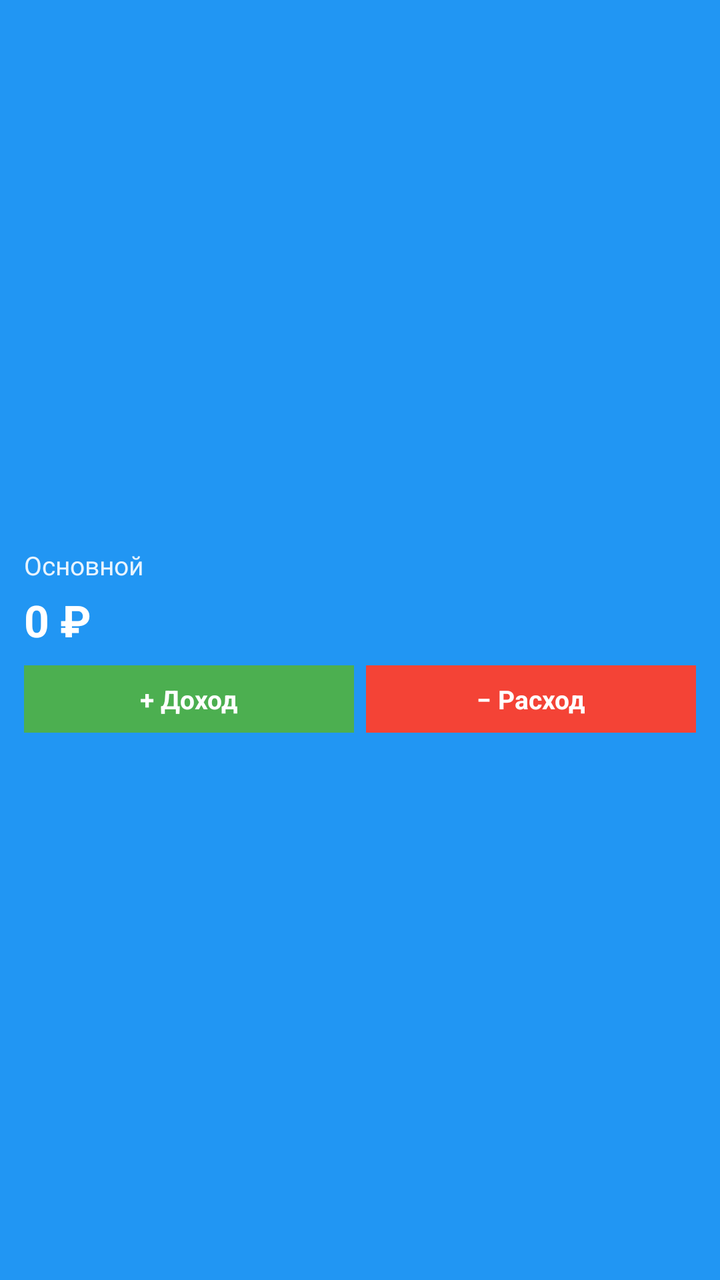
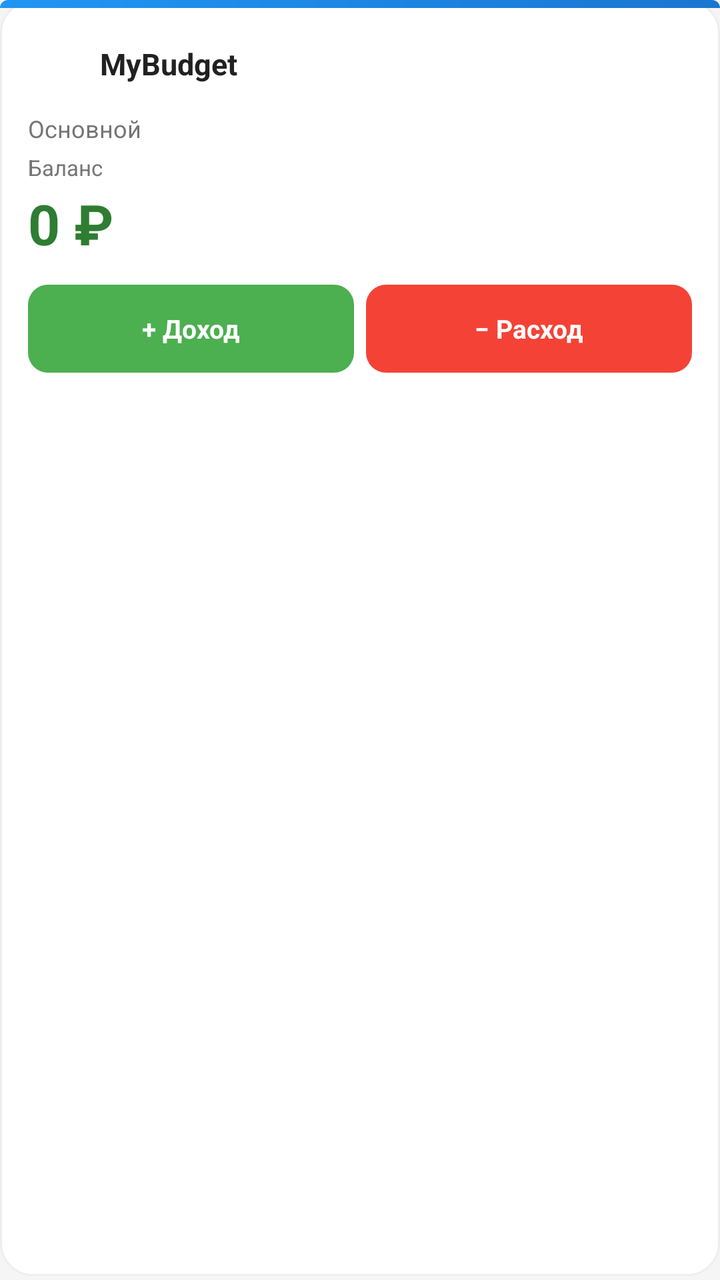

Before-and-after screenshots of an Android layout around one commit, followed by the original layout XML and the change that was made.
<!-- AndroidManifest.xml: application theme Theme.MyBudget -->
<!-- res/layout/widget_budget.xml -->
<?xml version="1.0" encoding="utf-8"?>
<LinearLayout xmlns:android="http://schemas.android.com/apk/res/android"
    android:gravity="center_vertical"
    android:orientation="vertical"
    android:id="@+id/widgetRoot"
    android:background="@color/budget_blue"
    android:padding="@dimen/space_12"
    android:layout_width="match_parent"
    android:layout_height="match_parent">
    <TextView
        android:textSize="13sp"
        android:textColor="@color/white"
        android:id="@+id/widgetBudgetName"
        android:layout_width="match_parent"
        android:layout_height="wrap_content"
        android:text="@string/budget_profiles_default_name"
        android:alpha="0.9"/>
    <TextView
        android:textSize="22sp"
        android:textStyle="bold"
        android:textColor="@color/white"
        android:id="@+id/widgetBalance"
        android:layout_width="match_parent"
        android:layout_height="wrap_content"
        android:layout_marginTop="@dimen/space_4"
        android:text="@string/budget_balance_zero"/>
    <LinearLayout
        android:orientation="horizontal"
        android:layout_width="match_parent"
        android:layout_height="wrap_content"
        android:layout_marginTop="@dimen/space_8">
        <TextView
            android:textSize="13sp"
            android:textStyle="bold"
            android:textColor="@color/white"
            android:gravity="center"
            android:id="@+id/widgetIncomeButton"
            android:background="@color/income_green"
            android:paddingTop="@dimen/space_8"
            android:paddingBottom="@dimen/space_8"
            android:layout_width="0dp"
            android:layout_height="wrap_content"
            android:text="@string/shortcut_income"
            android:layout_weight="1"
            android:layout_marginEnd="@dimen/space_6"
            android:paddingVertical="@dimen/space_8"/>
        <TextView
            android:textSize="13sp"
            android:textStyle="bold"
            android:textColor="@color/white"
            android:gravity="center"
            android:id="@+id/widgetExpenseButton"
            android:background="@color/expense_red"
            android:paddingTop="@dimen/space_8"
            android:paddingBottom="@dimen/space_8"
            android:layout_width="0dp"
            android:layout_height="wrap_content"
            android:text="@string/shortcut_expense"
            android:layout_weight="1"
            android:paddingVertical="@dimen/space_8"/>
    </LinearLayout>
</LinearLayout>
<!-- resources referenced by this layout -->
<resources>
  <color name="budget_blue">#2196f3</color>
  <dimen name="space_8">8dp</dimen>
  <!-- unchanged entries left out for length: 19 -->
</resources>

<!-- the commit's change to res/layout/widget_budget.xml (unified diff, before → after) -->
@@ -1,62 +1,110 @@
 <?xml version="1.0" encoding="utf-8"?>
 <LinearLayout xmlns:android="http://schemas.android.com/apk/res/android"
-    android:gravity="center_vertical"
-    android:orientation="vertical"
     android:id="@+id/widgetRoot"
-    android:background="@color/budget_blue"
-    android:padding="@dimen/space_12"
     android:layout_width="match_parent"
-    android:layout_height="match_parent">
-    <TextView
-        android:textSize="13sp"
-        android:textColor="@color/white"
-        android:id="@+id/widgetBudgetName"
+    android:layout_height="match_parent"
+    android:background="@drawable/widget_card_bg"
+    android:orientation="vertical">
+
+    <View
+        android:layout_width="match_parent"
+        android:layout_height="4dp"
+        android:background="@drawable/widget_accent_bar" />
+
+    <LinearLayout
         android:layout_width="match_parent"
         android:layout_height="wrap_content"
-        android:text="@string/budget_profiles_default_name"
-        android:alpha="0.9"/>
-    <TextView
-        android:textSize="22sp"
-        android:textStyle="bold"
-        android:textColor="@color/white"
-        android:id="@+id/widgetBalance"
-        android:layout_width="match_parent"
-        android:layout_height="wrap_content"
-        android:layout_marginTop="@dimen/space_4"
-        android:text="@string/budget_balance_zero"/>
-    <LinearLayout
-        android:orientation="horizontal"
-        android:layout_width="match_parent"
-        android:layout_height="wrap_content"
-        android:layout_marginTop="@dimen/space_8">
+        android:orientation="vertical"
+        android:padding="@dimen/space_14">
+
+        <LinearLayout
+            android:layout_width="match_parent"
+            android:layout_height="wrap_content"
+            android:gravity="center_vertical"
+            android:orientation="horizontal">
+
+            <ImageView
+                android:layout_width="28dp"
+                android:layout_height="28dp"
+                android:contentDescription="@string/widget_name"
+                android:src="@mipmap/ic_launcher" />
+
+            <TextView
+                android:layout_width="0dp"
+                android:layout_height="wrap_content"
+                android:layout_marginStart="@dimen/space_8"
+                android:layout_weight="1"
+                android:text="@string/widget_name"
+                android:textColor="@color/text_primary"
+                android:textSize="15sp"
+                android:textStyle="bold" />
+        </LinearLayout>
+
         <TextView
-            android:textSize="13sp"
-            android:textStyle="bold"
-            android:textColor="@color/white"
-            android:gravity="center"
-            android:id="@+id/widgetIncomeButton"
-            android:background="@color/income_green"
-            android:paddingTop="@dimen/space_8"
-            android:paddingBottom="@dimen/space_8"
-            android:layout_width="0dp"
+            android:id="@+id/widgetBudgetName"
+            android:layout_width="match_parent"
             android:layout_height="wrap_content"
-            android:text="@string/shortcut_income"
-            android:layout_weight="1"
-            android:layout_marginEnd="@dimen/space_6"
-            android:paddingVertical="@dimen/space_8"/>
+            android:layout_marginTop="@dimen/space_10"
+            android:ellipsize="end"
+            android:maxLines="1"
+            android:text="@string/budget_profiles_default_name"
+            android:textColor="@color/text_secondary"
+            android:textSize="12sp" />
+
         <TextView
-            android:textSize="13sp"
-            android:textStyle="bold"
-            android:textColor="@color/white"
-            android:gravity="center"
-            android:id="@+id/widgetExpenseButton"
-            android:background="@color/expense_red"
-            android:paddingTop="@dimen/space_8"
-            android:paddingBottom="@dimen/space_8"
-            android:layout_width="0dp"
+            android:layout_width="match_parent"
             android:layout_height="wrap_content"
-            android:text="@string/shortcut_expense"
-            android:layout_weight="1"
-            android:paddingVertical="@dimen/space_8"/>
+            android:layout_marginTop="@dimen/space_4"
+            android:text="@string/widget_balance_label"
+            android:textColor="@color/text_secondary"
+            android:textSize="11sp" />
+
+        <TextView
+            android:id="@+id/widgetBalance"
+            android:layout_width="match_parent"
+            android:layout_height="wrap_content"
+            android:layout_marginTop="@dimen/space_2"
+            android:text="@string/budget_balance_zero"
+            android:textColor="@color/primary_green"
+            android:textSize="28sp"
+            android:textStyle="bold" />
+
+        <LinearLayout
+            android:layout_width="match_parent"
+            android:layout_height="wrap_content"
+            android:layout_marginTop="@dimen/space_12"
+            android:orientation="horizontal">
+
+            <TextView
+                android:id="@+id/widgetIncomeButton"
+                android:layout_width="0dp"
+                android:layout_height="wrap_content"
+                android:layout_marginEnd="@dimen/space_6"
+                android:layout_weight="1"
+                android:background="@drawable/widget_btn_income"
+                android:gravity="center"
+                android:minHeight="@dimen/touch_min_size"
+                android:paddingHorizontal="@dimen/space_8"
+                android:paddingVertical="@dimen/space_8"
+                android:text="@string/shortcut_income"
+                android:textColor="@color/white"
+                android:textSize="13sp"
+                android:textStyle="bold" />
+
+            <TextView
+                android:id="@+id/widgetExpenseButton"
+                android:layout_width="0dp"
+                android:layout_height="wrap_content"
+                android:layout_weight="1"
+                android:background="@drawable/widget_btn_expense"
+                android:gravity="center"
+                android:minHeight="@dimen/touch_min_size"
+                android:paddingHorizontal="@dimen/space_8"
+                android:paddingVertical="@dimen/space_8"
+                android:text="@string/shortcut_expense"
+                android:textColor="@color/white"
+                android:textSize="13sp"
+                android:textStyle="bold" />
+        </LinearLayout>
     </LinearLayout>
 </LinearLayout>
<!-- resource entries referenced after the edit -->
@@ -1,7 +1,105 @@
 <!-- resources referenced by this layout -->
 <resources>
-  <color name="budget_blue">#2196f3</color>
+  <color name="primary_green">#2e7d32</color>
+  <color name="text_primary">#212121</color>
+  <color name="text_secondary">#757575</color>
+  <dimen name="space_10">10dp</dimen>
+  <dimen name="space_14">14dp</dimen>
+  <dimen name="space_2">2dp</dimen>
   <dimen name="space_8">8dp</dimen>
+  <dimen name="touch_min_size">44dp</dimen>
+  <!-- drawable widget_accent_bar (drawable) -->
+  <?xml version="1.0" encoding="utf-8"?>
+  <shape xmlns:android="http://schemas.android.com/apk/res/android">
+      <gradient
+          android:angle="0"
+          android:endColor="#1976d2"
+          android:startColor="#2196f3" />
+      <corners
+          android:bottomLeftRadius="0dp"
+          android:bottomRightRadius="0dp"
+          android:topLeftRadius="@dimen/radius_16"
+          android:topRightRadius="@dimen/radius_16" />
+  </shape>
+  <!-- drawable widget_btn_expense (drawable) -->
+  <?xml version="1.0" encoding="utf-8"?>
+  <shape xmlns:android="http://schemas.android.com/apk/res/android">
+      <solid android:color="@color/expense_red" />
+      <corners android:radius="@dimen/radius_10" />
+  </shape>
+  <!-- drawable widget_btn_income (drawable) -->
+  <?xml version="1.0" encoding="utf-8"?>
+  <shape xmlns:android="http://schemas.android.com/apk/res/android">
+      <solid android:color="@color/income_green" />
+      <corners android:radius="@dimen/radius_10" />
+  </shape>
+  <!-- drawable widget_card_bg (drawable) -->
+  <?xml version="1.0" encoding="utf-8"?>
+  <layer-list xmlns:android="http://schemas.android.com/apk/res/android">
+      <item
+          android:bottom="2dp"
+          android:left="1dp"
+          android:right="1dp"
+          android:top="1dp">
+          <shape android:shape="rectangle">
+              <solid android:color="#18000000" />
+              <corners android:radius="@dimen/radius_16" />
+          </shape>
+      </item>
+      <item android:bottom="2dp">
+          <shape android:shape="rectangle">
+              <solid android:color="@color/card_background_white" />
+              <stroke
+                  android:width="1dp"
+                  android:color="@color/border_light" />
+              <corners android:radius="@dimen/radius_16" />
+          </shape>
+      </item>
+  </layer-list>
+  <!-- mipmap ic_launcher (mipmap-anydpi-v26) -->
+  <?xml version="1.0" encoding="utf-8"?>
+  <adaptive-icon xmlns:android="http://schemas.android.com/apk/res/android">
+      <background android:drawable="@drawable/ic_launcher_background"/>
+      <foreground android:drawable="@drawable/ic_launcher_foreground"/>
+      <monochrome android:drawable="@drawable/ic_launcher_foreground"/>
+  </adaptive-icon>
+  <string name="widget_balance_label">Баланс</string>
+  <string name="widget_name">MyBudget</string>
+  <dimen name="radius_16">16dp</dimen>
+  <dimen name="radius_10">10dp</dimen>
+  <color name="card_background_white">#ffffff</color>
+  <color name="border_light">#eeeeee</color>
+  <!-- drawable ic_launcher_background (drawable) -->
+  <?xml version="1.0" encoding="utf-8"?>
+  <vector xmlns:android="http://schemas.android.com/apk/res/android"
+      android:height="108dp"
+      android:width="108dp"
+      android:viewportWidth="108"
+      android:viewportHeight="108">
+      <path
+          android:fillColor="#1976d2"
+          android:pathData="M0,0h108v108H0z"/>
+  </vector>
+  <!-- drawable ic_launcher_foreground (drawable) -->
+  <?xml version="1.0" encoding="utf-8"?>
+  <vector xmlns:android="http://schemas.android.com/apk/res/android"
+      android:height="108dp"
+      android:width="108dp"
+      android:viewportWidth="108"
+      android:viewportHeight="108">
+      <path
+          android:fillColor="#ffffff"
+          android:pathData="M24,38h52c4.4,0 8,3.6 8,8v28c0,4.4 -3.6,8 -8,8H24c-4.4,0 -8,-3.6 -8,-8V46c0,-4.4 3.6,-8 8,-8z"/>
+      <path
+          android:fillColor="#00acc1"
+          android:pathData="M68,54h16c3.3,0 6,2.7 6,6s-2.7,6 -6,6H68c-2.2,0 -4,-1.8 -4,-4v-4c0,-2.2 1.8,-4 4,-4z"/>
+      <path
+          android:fillColor="#4caf50"
+          android:pathData="M40,28h36l6,10H34z"/>
+      <path
+          android:fillColor="#ffffff"
+          android:pathData="M44,62h8v4h-8z"/>
+  </vector>
   <!-- unchanged entries left out for length: 19 -->
 </resources>
 
